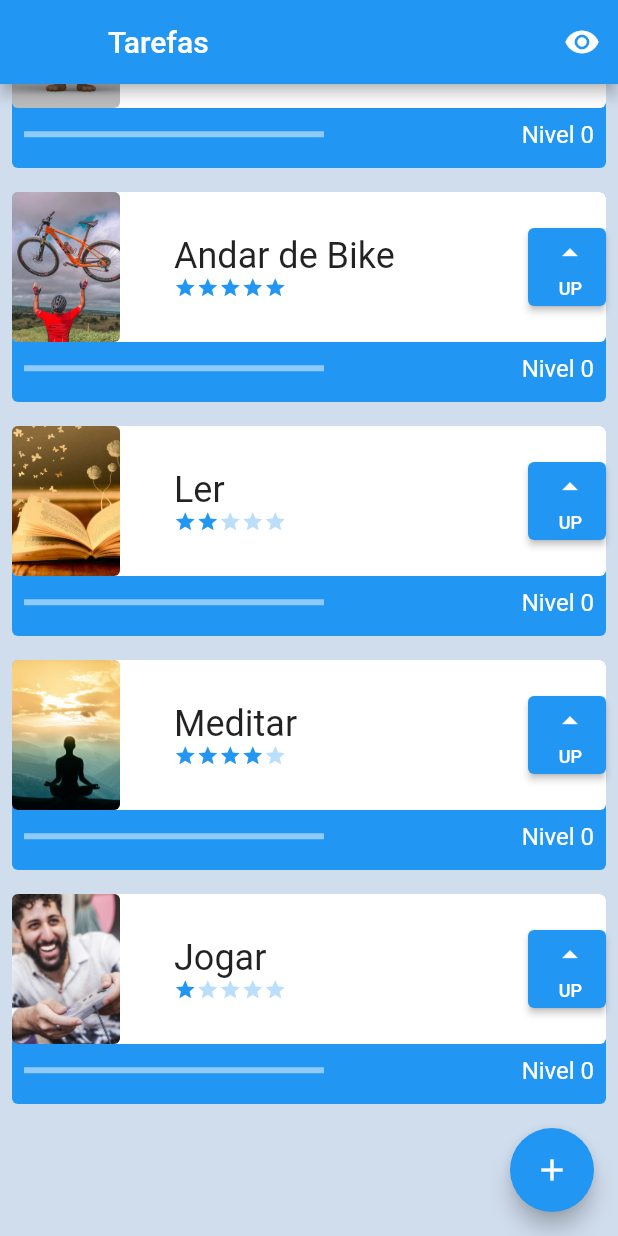
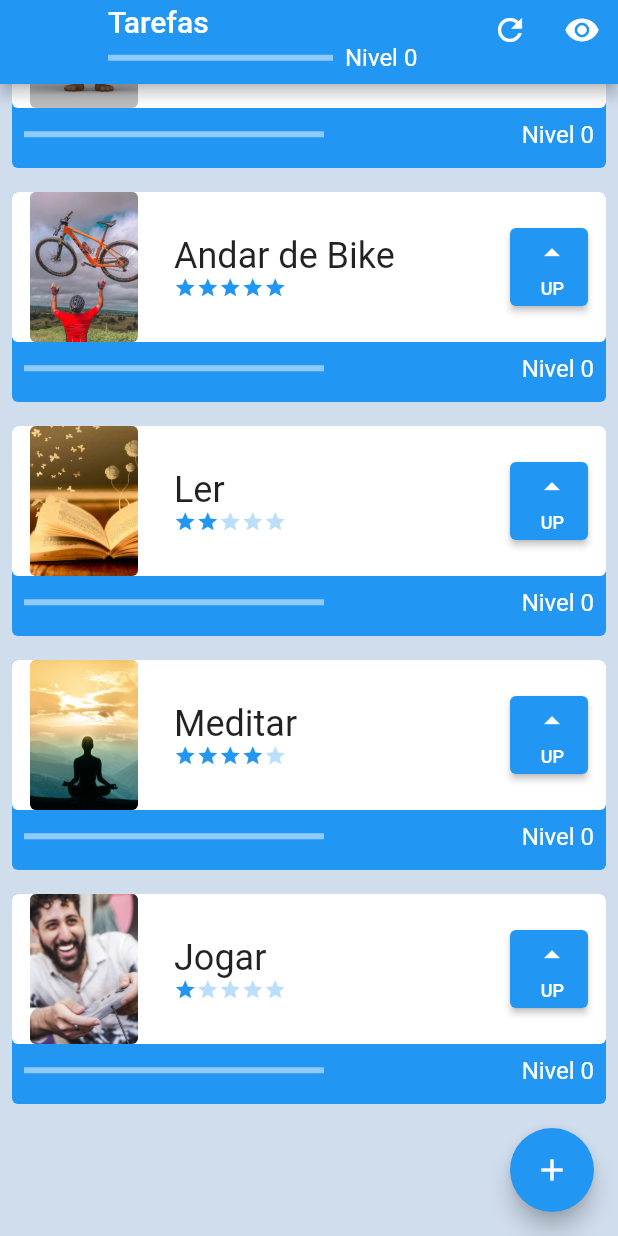
Before and after one commit to dpc-profile/flutter-tasklist, a Flutter app: the screen it shows after launch, scrolled down 100 dp, on a phone screen of 412 x 824 dp. Run offline on Flutter 3.47's test engine with Material 2 defaults, Android fonts, the phone set to English and light mode, and no system bars.

Commit message:
Add the front-end of the new function

```diff
--- a/lib/components/initial_screen/task.dart
+++ b/lib/components/initial_screen/task.dart
@@ -44,7 +44,7 @@ class _TaskCardState extends State<TaskCard> {
                     ), //taskCard
                     height: 100,
                     child: Row(
-                      mainAxisAlignment: MainAxisAlignment.spaceBetween,
+                      mainAxisAlignment: MainAxisAlignment.spaceAround,
                       children: [
                         Container(
                           decoration: BoxDecoration(
@@ -83,9 +83,7 @@ class _TaskCardState extends State<TaskCard> {
                   Row(
                     mainAxisAlignment: MainAxisAlignment.spaceBetween,
                     children: [
-                      progressBar(
-                        valorProgressao: valorProgressao,
-                      ),
+                      progressBar(valorProgressao: valorProgressao),
                       Padding(
                         padding: const EdgeInsets.all(8.0),
                         child: Text(
--- a/lib/main.dart
+++ b/lib/main.dart
@@ -13,7 +13,7 @@ class MyApp extends StatelessWidget {
     return MaterialApp(
       title: 'Flutter Demo',
       theme: ThemeData(primarySwatch: Colors.blue),
-      home: TaskInherited(child: const InitialScreen()),
+      home: TaskInherited(child: InitialScreen()),
     );
   }
 }
--- a/lib/screens/initial_screen.dart
+++ b/lib/screens/initial_screen.dart
@@ -4,7 +4,10 @@ import 'package:first_project_alura/screens/create_task_screen.dart';
 import 'package:flutter/material.dart';
 
 class InitialScreen extends StatefulWidget {
-  const InitialScreen({Key? key}) : super(key: key);
+  InitialScreen({Key? key}) : super(key: key);
+
+  int globalLevel = 0;
+  double globalProgression = 0;
 
   @override
   State<InitialScreen> createState() => _InitialScreenState();
@@ -20,13 +23,44 @@ class _InitialScreenState extends State<InitialScreen> {
       appBar: AppBar(
         leading: Container(),
         title: const Text("Tarefas"),
+        bottom: PreferredSize(
+          preferredSize: const Size.fromHeight(0),
+          child: Padding(
+            padding: const EdgeInsets.only(bottom: 8),
+            child: Row(
+              children: [
+                const SizedBox(
+                  width: 72,
+                ),
+                SizedBox(
+                  width: 150,
+                  child: LinearProgressIndicator(
+                    color: Colors.white,
+                    value: widget.globalProgression,
+                  ),
+                ),
+                Padding(
+                  padding: const EdgeInsets.only(left: 8),
+                  child: Text(
+                    "Nivel ${widget.globalProgression.round()}",
+                    style: const TextStyle(color: Colors.white, fontSize: 16),
+                  ),
+                ),
+              ],
+            ),
+          ),
+        ),
         actions: <Widget>[
           IconButton(
-              onPressed: () {
-                setState(() {
-                  opacidade = !opacidade;
-                });
-              },
+            onPressed: () => setState(() {
+              updateGobalLevelAndProgression(context);
+            }),
+            icon: const Icon(Icons.refresh),
+          ),
+          IconButton(
+              onPressed: () => setState(() {
+                    opacidade = !opacidade;
+                  }),
               icon: opacidade
                   ? const Icon(Icons.visibility)
                   : const Icon(Icons.visibility_off)),
@@ -56,4 +90,13 @@ class _InitialScreenState extends State<InitialScreen> {
           builder: (contextNew) => CreateTask(taskContext: context),
         ));
   }
+
+  void updateGobalLevelAndProgression(context) {
+
+    widget.globalLevel = TaskInherited.of(context).taskList.length;
+
+    widget.globalProgression = widget.globalLevel / 10;
+
+  }
+
 }
```
